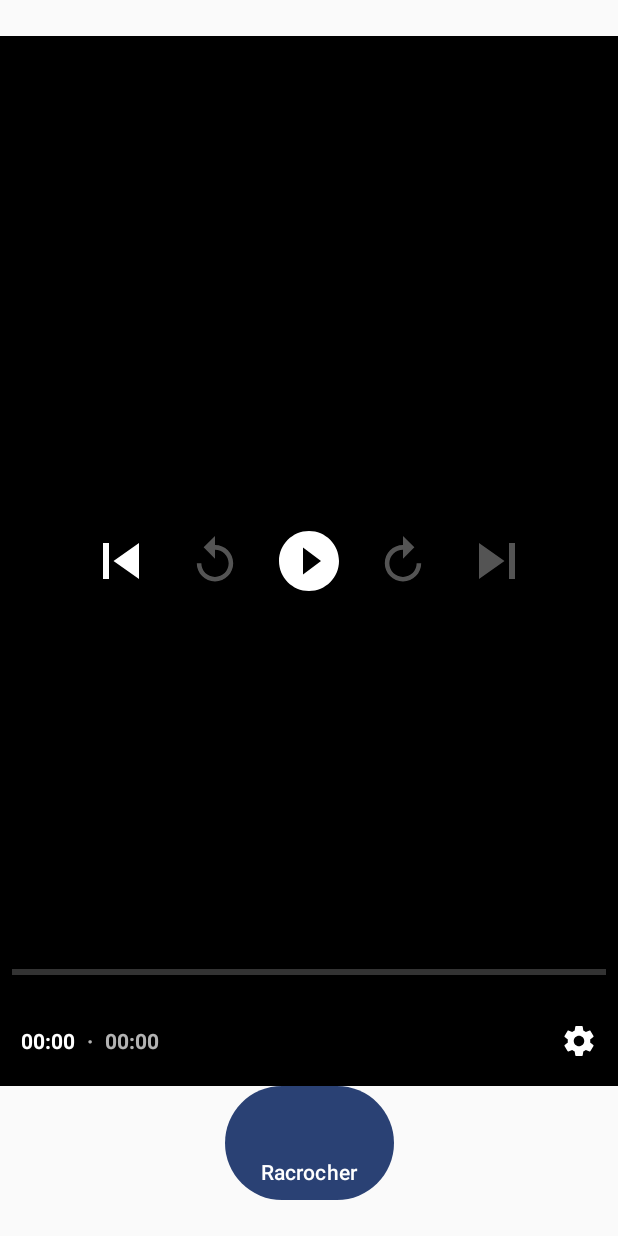
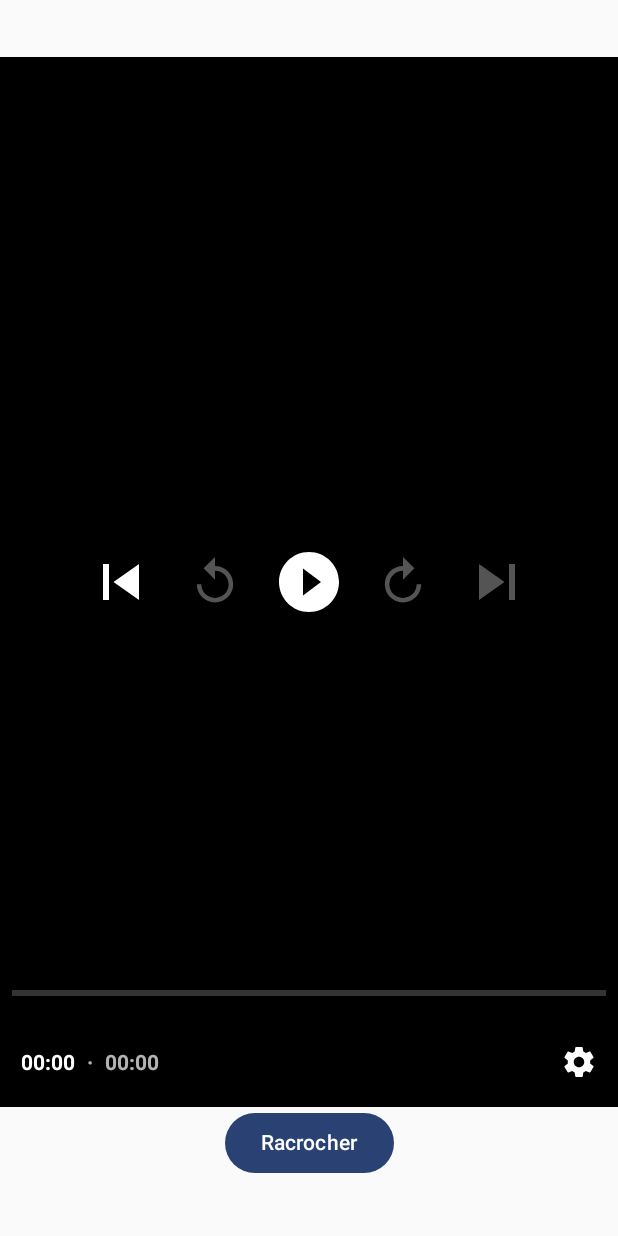
Before and after one commit to knightmar/home-smartcare, an Android app built with Jetpack Compose: the daughterCall screen opened through its navigation route, on a phone screen of 412 x 824 dp. Run offline under Robolectric (Android 15) with nearby library versions, the phone set to English and light mode, and no system bars.

Commit message:
added daughter video

```diff
--- a/app/src/main/java/fr/knightmar/myapplication/ui/theme/pages/DaughterCall.kt
+++ b/app/src/main/java/fr/knightmar/myapplication/ui/theme/pages/DaughterCall.kt
@@ -24,10 +24,10 @@ fun DaughterCall(navController: NavController) {
     ) {
         VideoPlayer(
             context = LocalContext.current,
-            videoResId = R.raw.video
+            videoResId = R.raw.call_daughter
         )
-        Button(onClick = {navController.navigate("homeScreen")}){
-            Text("Racrocher", modifier = Modifier.padding(top = 40.dp),)
+        Button(onClick = { navController.navigate("homeScreen") }) {
+            Text("Racrocher") //, modifier = Modifier.padding(top = 40.dp))
         }
     }
 }
```
Also changed, not shown: 1 other file.
